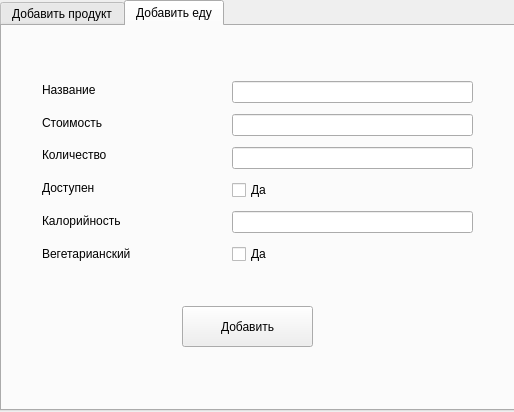
Old version of the form Lab3Dmitrieva/add_dialog.ui in the repository 0sobennaya/OOPP.
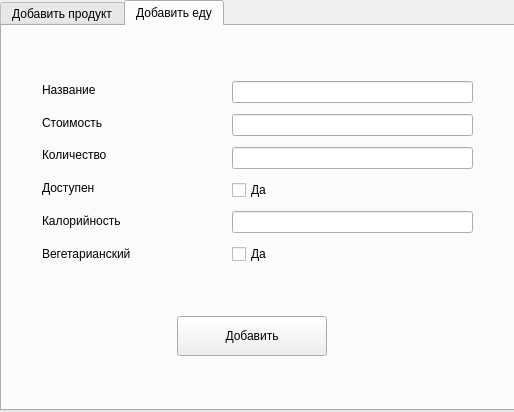
New version of the form.

What changed in the file:
```diff
--- a/Lab3Dmitrieva/add_dialog.ui
+++ b/Lab3Dmitrieva/add_dialog.ui
@@ -218,10 +218,10 @@
     <widget class="QPushButton" name="add_food_btn">
      <property name="geometry">
       <rect>
-       <x>180</x>
-       <y>280</y>
-       <width>131</width>
-       <height>41</height>
+       <x>175</x>
+       <y>290</y>
+       <width>150</width>
+       <height>40</height>
       </rect>
      </property>
      <property name="layoutDirection">
```
Left out of the diff: 32 changed lines with no effect on the pictures.
